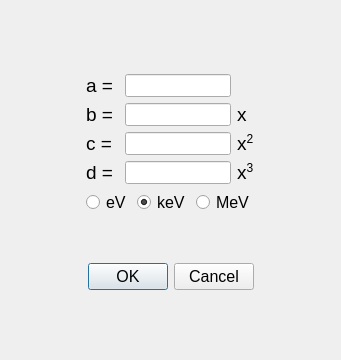
mauricioAyllon/NASA-gamma, file nasagamma/win_erg_cal_eqns.ui: the form before one commit.
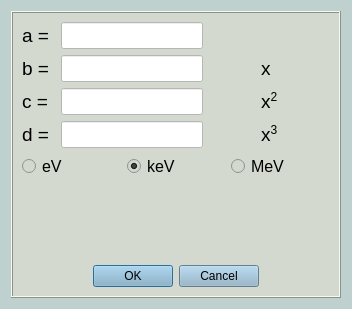
The form after the commit.

```diff
--- a/nasagamma/win_erg_cal_eqns.ui
+++ b/nasagamma/win_erg_cal_eqns.ui
@@ -6,42 +6,58 @@
    <rect>
     <x>0</x>
     <y>0</y>
-    <width>341</width>
-    <height>360</height>
+    <width>352</width>
+    <height>309</height>
    </rect>
   </property>
   <property name="windowTitle">
    <string>Dialog</string>
   </property>
-  <layout class="QGridLayout" name="gridLayout_3">
-   <item row="0" column="1">
-    <spacer name="verticalSpacer_3">
-     <property name="orientation">
-      <enum>Qt::Vertical</enum>
-     </property>
-     <property name="sizeHint" stdset="0">
-      <size>
-       <width>20</width>
-       <height>63</height>
-      </size>
+  <property name="styleSheet">
+   <string notr="true">background-color: rgb(190, 209, 206);</string>
+  </property>
+  <layout class="QGridLayout" name="gridLayout_5">
+   <item row="0" column="0">
+    <widget class="QFrame" name="frame">
+     <property name="styleSheet">
+      <string notr="true">background-color: rgb(212, 217, 208);</string>
      </property>
-    </spacer>
-   </item>
-   <item row="1" column="0">
-    <spacer name="horizontalSpacer">
-     <property name="orientation">
-      <enum>Qt::Horizontal</enum>
+     <property name="frameShape">
+      <enum>QFrame::Box</enum>
      </property>
-     <property name="sizeHint" stdset="0">
-      <size>
-       <width>184</width>
-       <height>20</height>
-      </size>
+     <property name="frameShadow">
+      <enum>QFrame::Raised</enum>
      </property>
-    </spacer>
-   </item>
-   <item row="1" column="1">
+     <layout class="QGridLayout" name="gridLayout_4">
+      <item row="0" column="0">
     <layout class="QGridLayout" name="gridLayout_2">
+        <item row="1" column="3">
+         <widget class="QLabel" name="label_3">
+          <property name="font">
+           <font>
+            <pointsize>14</pointsize>
+           </font>
+          </property>
+          <property name="text">
+           <string>x</string>
+          </property>
+         </widget>
+        </item>
+        <item row="1" column="1">
+         <widget class="QLineEdit" name="b">
+          <property name="font">
+           <font>
+            <pointsize>12</pointsize>
+           </font>
+          </property>
+          <property name="styleSheet">
+           <string notr="true">background-color: rgb(255, 255, 255);</string>
+          </property>
+          <property name="text">
+           <string/>
+          </property>
+         </widget>
+        </item>
      <item row="0" column="0">
       <widget class="QLabel" name="label">
        <property name="font">
@@ -58,9 +74,12 @@
       <widget class="QLineEdit" name="a">
        <property name="font">
         <font>
-         <pointsize>10</pointsize>
-        </font>
-       </property>
+            <pointsize>12</pointsize>
+           </font>
+          </property>
+          <property name="styleSheet">
+           <string notr="true">background-color: rgb(255, 255, 255);</string>
+          </property>
       </widget>
      </item>
      <item row="1" column="0">
@@ -75,55 +94,22 @@
        </property>
       </widget>
      </item>
-     <item row="1" column="1">
-      <widget class="QLineEdit" name="b">
+        <item row="3" column="1">
+         <widget class="QLineEdit" name="d">
        <property name="font">
         <font>
-         <pointsize>10</pointsize>
-        </font>
-       </property>
-       <property name="text">
-        <string/>
-       </property>
-      </widget>
-     </item>
-     <item row="1" column="2">
-      <widget class="QLabel" name="label_3">
-       <property name="font">
-        <font>
-         <pointsize>14</pointsize>
-        </font>
-       </property>
+            <pointsize>12</pointsize>
+           </font>
+          </property>
+          <property name="styleSheet">
+           <string notr="true">background-color: rgb(255, 255, 255);</string>
+          </property>
        <property name="text">
-        <string>x</string>
-       </property>
-      </widget>
-     </item>
-     <item row="2" column="0">
-      <widget class="QLabel" name="label_4">
-       <property name="font">
-        <font>
-         <pointsize>14</pointsize>
-        </font>
-       </property>
-       <property name="text">
-        <string>c = </string>
-       </property>
-      </widget>
-     </item>
-     <item row="2" column="1">
-      <widget class="QLineEdit" name="c">
-       <property name="font">
-        <font>
-         <pointsize>10</pointsize>
-        </font>
-       </property>
-       <property name="text">
         <string/>
        </property>
       </widget>
      </item>
-     <item row="2" column="2">
+        <item row="2" column="3">
       <widget class="QLabel" name="label_5">
        <property name="font">
         <font>
@@ -147,19 +133,19 @@
        </property>
       </widget>
      </item>
-     <item row="3" column="1">
-      <widget class="QLineEdit" name="d">
+        <item row="2" column="0">
+         <widget class="QLabel" name="label_4">
        <property name="font">
         <font>
-         <pointsize>10</pointsize>
+            <pointsize>14</pointsize>
         </font>
        </property>
        <property name="text">
-        <string/>
+           <string>c = </string>
        </property>
       </widget>
      </item>
-     <item row="3" column="2">
+        <item row="3" column="3">
       <widget class="QLabel" name="label_6">
        <property name="font">
         <font>
@@ -171,22 +157,52 @@
        </property>
       </widget>
      </item>
-    </layout>
+        <item row="2" column="1">
+         <widget class="QLineEdit" name="c">
+          <property name="font">
+           <font>
+            <pointsize>12</pointsize>
+           </font>
+          </property>
+          <property name="styleSheet">
+           <string notr="true">background-color: rgb(255, 255, 255);</string>
+          </property>
+          <property name="text">
+           <string/>
+          </property>
+         </widget>
    </item>
    <item row="1" column="2">
+         <spacer name="horizontalSpacer">
+          <property name="orientation">
+           <enum>Qt::Horizontal</enum>
+          </property>
+          <property name="sizeHint" stdset="0">
+           <size>
+            <width>40</width>
+            <height>20</height>
+           </size>
+          </property>
+         </spacer>
+        </item>
+        <item row="1" column="4">
     <spacer name="horizontalSpacer_2">
      <property name="orientation">
       <enum>Qt::Horizontal</enum>
      </property>
      <property name="sizeHint" stdset="0">
       <size>
-       <width>184</width>
+            <width>40</width>
        <height>20</height>
       </size>
      </property>
     </spacer>
    </item>
-   <item row="2" column="1">
+       </layout>
+      </item>
+      <item row="1" column="0">
+       <layout class="QGridLayout" name="gridLayout_3">
+        <item row="0" column="0">
     <layout class="QGridLayout" name="gridLayout">
      <item row="0" column="1">
       <widget class="QRadioButton" name="radio_button_kev">
@@ -247,34 +263,29 @@
      </item>
     </layout>
    </item>
-   <item row="3" column="1">
-    <spacer name="verticalSpacer_5">
-     <property name="orientation">
-      <enum>Qt::Vertical</enum>
-     </property>
-     <property name="sizeHint" stdset="0">
-      <size>
-       <width>20</width>
-       <height>40</height>
-      </size>
-     </property>
-    </spacer>
-   </item>
-   <item row="4" column="1">
+        <item row="2" column="0">
     <widget class="QDialogButtonBox" name="button_ok_cancel">
      <property name="enabled">
       <bool>true</bool>
      </property>
      <property name="font">
       <font>
+            <family>MS Shell Dlg 2</family>
        <pointsize>12</pointsize>
+            <weight>9</weight>
+            <italic>false</italic>
+            <bold>false</bold>
       </font>
      </property>
      <property name="acceptDrops">
       <bool>false</bool>
      </property>
      <property name="autoFillBackground">
-      <bool>true</bool>
+           <bool>false</bool>
+          </property>
+          <property name="styleSheet">
+           <string notr="true">font: 75 12pt &quot;MS Shell Dlg 2&quot;;
+background-color: rgb(140, 177, 200);</string>
      </property>
      <property name="orientation">
       <enum>Qt::Horizontal</enum>
@@ -282,9 +293,12 @@
      <property name="standardButtons">
       <set>QDialogButtonBox::Cancel|QDialogButtonBox::Ok</set>
      </property>
-    </widget>
-   </item>
-   <item row="5" column="1">
+          <property name="centerButtons">
+           <bool>true</bool>
+          </property>
+         </widget>
+        </item>
+        <item row="1" column="0">
     <spacer name="verticalSpacer">
      <property name="orientation">
       <enum>Qt::Vertical</enum>
@@ -292,10 +306,15 @@
      <property name="sizeHint" stdset="0">
       <size>
        <width>20</width>
-       <height>59</height>
+            <height>40</height>
       </size>
      </property>
     </spacer>
+        </item>
+       </layout>
+      </item>
+     </layout>
+    </widget>
    </item>
   </layout>
  </widget>
```
Lines whose indentation alone changed are shown as unchanged.
